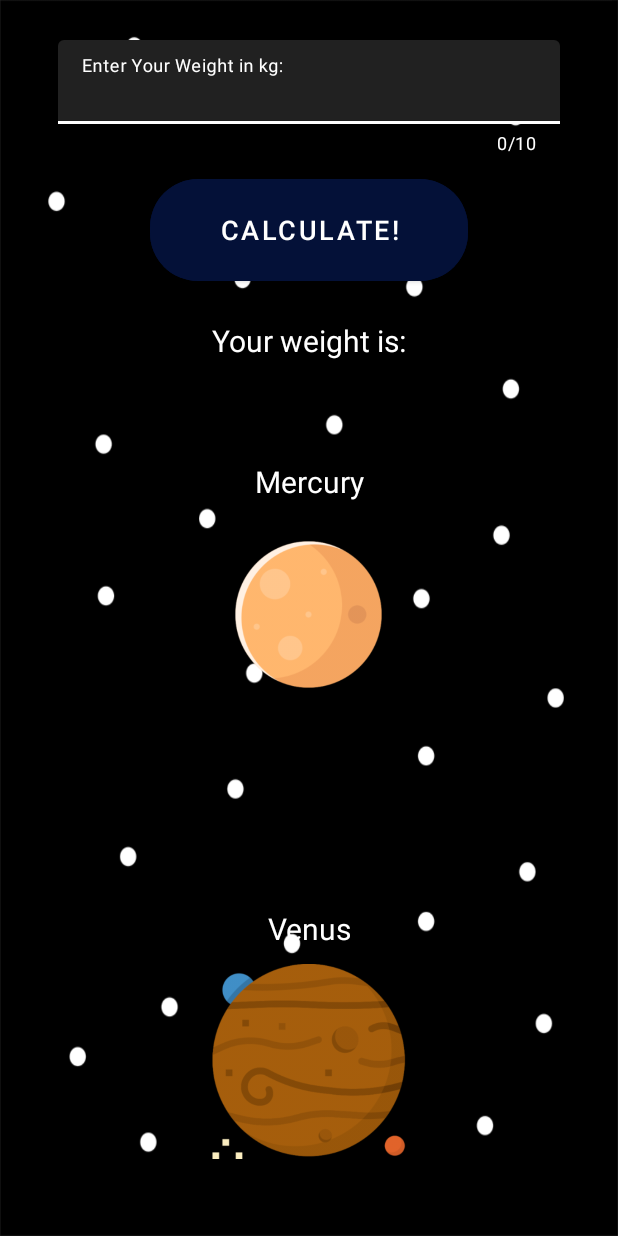
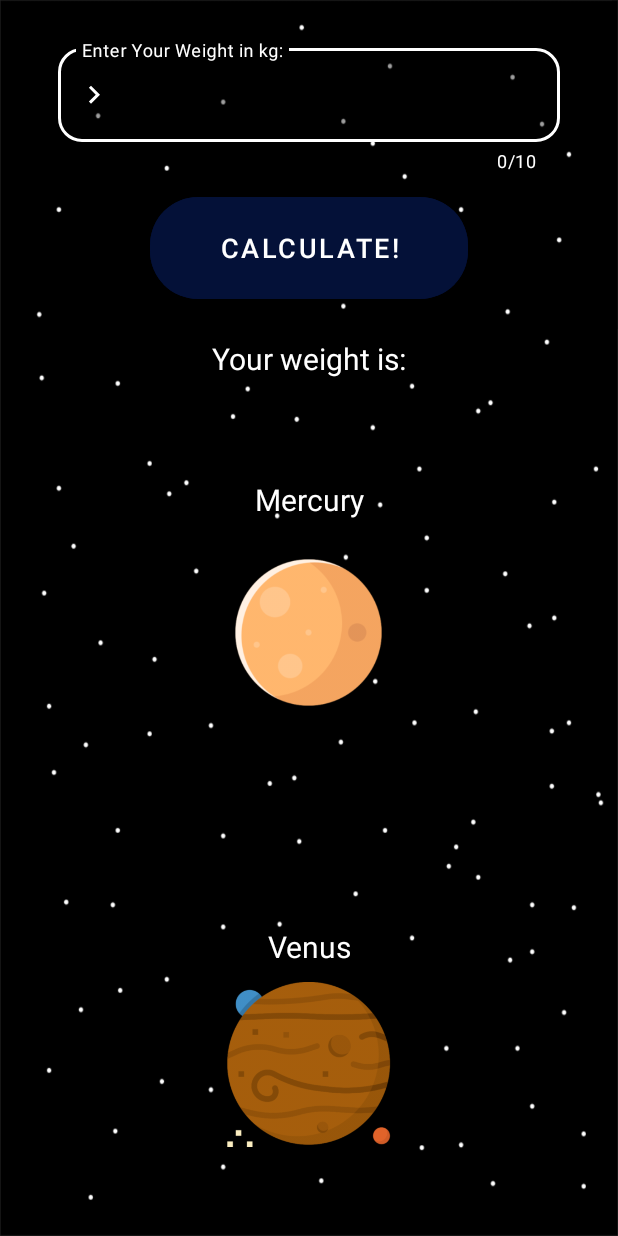
Before and after one commit to juampiludu/Astronomer, an Android app: the layout fragment_weight.xml on its own in the app's theme, with its tools: preview values and no code run, on a phone screen of 412 x 824 dp. Run offline under Robolectric (Android 15) with nearby library versions, the phone set to English and light mode, and no system bars; Roboto replaces fonts that are not available here.

Commit message:
backround changed in weight view and some aspects changed

```diff
--- a/app/build.gradle
+++ b/app/build.gradle
@@ -42,6 +42,7 @@ dependencies {
     implementation "org.jetbrains.kotlin:kotlin-stdlib-jdk7:$kotlin_version"
     implementation 'androidx.appcompat:appcompat:1.1.0'
     implementation 'androidx.core:core-ktx:1.2.0'
+    implementation 'com.shreyaspatil:MaterialNavigationView:1.2'
     implementation 'androidx.legacy:legacy-support-v4:1.0.0'
     implementation 'com.google.android.material:material:1.2.0-alpha05'
     implementation 'androidx.constraintlayout:constraintlayout:1.1.3'
--- a/app/src/main/java/com/example/astronomer/MainActivity.kt
+++ b/app/src/main/java/com/example/astronomer/MainActivity.kt
@@ -1,6 +1,7 @@
 package com.example.astronomer
 
 import android.os.Bundle
+import android.view.MenuItem
 import com.google.android.material.navigation.NavigationView
 import androidx.navigation.findNavController
 import androidx.navigation.ui.AppBarConfiguration
@@ -11,6 +12,8 @@ import androidx.drawerlayout.widget.DrawerLayout
 import androidx.appcompat.app.AppCompatActivity
 import androidx.appcompat.widget.Toolbar
 import com.example.astronomer.ui.eclipses.EclipsesFragment
+import com.shreyaspatil.material.navigationview.MaterialNavigationView
+import kotlinx.android.synthetic.main.activity_main.*
 
 class MainActivity : AppCompatActivity() {
 
@@ -23,7 +26,7 @@ class MainActivity : AppCompatActivity() {
         setSupportActionBar(toolbar)
 
         val drawerLayout: DrawerLayout = findViewById(R.id.drawer_layout)
-        val navView: NavigationView = findViewById(R.id.nav_view)
+        val navView: MaterialNavigationView = findViewById(R.id.nav_view)
         val navController = findNavController(R.id.nav_host_fragment)
         // Passing each menu ID as a set of Ids because each
         // menu should be considered as top level destinations.
--- a/app/src/main/java/com/example/astronomer/ui/weight/WeightFragment.kt
+++ b/app/src/main/java/com/example/astronomer/ui/weight/WeightFragment.kt
@@ -1,22 +1,16 @@
 package com.example.astronomer.ui.weight
 
 import android.os.Bundle
-import android.view.Gravity
 import android.view.LayoutInflater
 import android.view.View
 import android.view.ViewGroup
-import android.view.inputmethod.EditorInfo
-import android.widget.Button
-import android.widget.EditText
 import android.widget.TextView
-import android.widget.Toast
 import androidx.fragment.app.Fragment
 import androidx.lifecycle.ViewModelProviders
 import com.example.astronomer.Planets
 import com.example.astronomer.R
 import com.example.astronomer.Planets.*
 import com.google.android.material.button.MaterialButton
-import com.google.android.material.textfield.TextInputEditText
 import com.google.android.material.textfield.TextInputLayout
 
 class WeightFragment : Fragment() {
@@ -49,17 +43,11 @@ class WeightFragment : Fragment() {
 
             val weight = editWeight.editText?.text.toString()
             if (weight.equals(".")) {
-                val toast = Toast.makeText(this.context, "The input cannot have only a point", Toast.LENGTH_LONG)
-                toast.setGravity(Gravity.CENTER, 0, 0)
-                toast.show()
+                editWeight.error = "The input cannot have only a point"
             } else if (weight.equals("")) {
-                val toast = Toast.makeText(this.context, "Enter your weight, the input cannot be empty", Toast.LENGTH_LONG)
-                toast.setGravity(Gravity.CENTER, 0, 0)
-                toast.show()
+                editWeight.error = "Enter your weight, the input cannot be empty"
             } else if (weight.length > 10) {
-                val toast = Toast.makeText(this.context, "The input cannot be longer than 10 digits", Toast.LENGTH_LONG)
-                toast.setGravity(Gravity.CENTER, 0, 0)
-                toast.show()
+                editWeight.error = "The input cannot be longer than 10 digits"
             } else {
 
                 weight.toFloat()
@@ -82,7 +70,7 @@ class WeightFragment : Fragment() {
                 textPluto.text = "%.2f".format(op8) + " kg"
                 textMoon.text = "%.2f".format(op9) + " kg"
 
-                //editWeight.onEditorAction(EditorInfo.IME_ACTION_DONE)
+                editWeight.error = null
 
             }
 
--- /dev/null
+++ b/app/src/main/res/drawable/ic_keyboard_arrow.xml
@@ -0,0 +1,5 @@
+<vector android:height="24dp" android:tint="#FFFFFF"
+    android:viewportHeight="24.0" android:viewportWidth="24.0"
+    android:width="24dp" xmlns:android="http://schemas.android.com/apk/res/android">
+    <path android:fillColor="#FF000000" android:pathData="M8.59,16.34l4.58,-4.59 -4.58,-4.59L10,5.75l6,6 -6,6z"/>
+</vector>
--- a/app/src/main/res/layout/activity_main.xml
+++ b/app/src/main/res/layout/activity_main.xml
@@ -13,11 +13,12 @@
         android:layout_width="match_parent"
         android:layout_height="match_parent" />
 
-    <com.google.android.material.navigation.NavigationView
+    <com.shreyaspatil.material.navigationview.MaterialNavigationView
         android:id="@+id/nav_view"
         android:layout_width="wrap_content"
         android:layout_height="match_parent"
         android:layout_gravity="start"
+        app:itemStyle="rounded_rectangle"
         app:itemTextColor="#FFFFFF"
         app:itemIconTint="#FFFFFF"
         android:background="@color/colorPrimaryDark"
--- a/app/src/main/res/layout/fragment_weight.xml
+++ b/app/src/main/res/layout/fragment_weight.xml
@@ -40,14 +40,21 @@
                         android:id="@+id/editWeight"
                         android:layout_width="match_parent"
                         android:layout_height="wrap_content"
-                        app:boxBackgroundColor="@color/material_on_background_emphasis_high_type"
+                        app:boxBackgroundColor="@color/material_on_background_disabled"
+                        app:boxCornerRadiusTopStart="16dp"
+                        app:boxCornerRadiusTopEnd="16dp"
+                        app:boxCornerRadiusBottomStart="16dp"
+                        app:boxCornerRadiusBottomEnd="16dp"
+                        app:boxBackgroundMode="outline"
                         app:boxStrokeColor="#FFFFFF"
                         app:hintTextColor="#FFFFFF"
                         app:counterEnabled="true"
                         app:counterMaxLength="10"
                         app:counterTextColor="@color/colorAccent"
                         app:endIconMode="clear_text"
-                        app:endIconTint="#FFFFFF"
+                        app:startIconDrawable="@drawable/ic_keyboard_arrow"
+                        app:startIconTint="#FFFFFF"
+                        app:endIconTint="#9FFFFFFF"
                         android:textColorHint="#FFFFFF"
                         >
 
@@ -55,9 +62,9 @@
                             android:layout_width="match_parent"
                             android:layout_height="wrap_content"
                             android:hint="@string/weight1"
+                            android:inputType="numberDecimal"
                             android:textColor="#FFFFFF"
-                            android:inputType="numberDecimal"
-                            ></com.google.android.material.textfield.TextInputEditText>
+                            android:textSize="21sp" />
 
                     </com.google.android.material.textfield.TextInputLayout>
 
@@ -150,8 +157,8 @@
 
                     <ImageView
                         android:id="@+id/imageView3"
-                        android:layout_width="130dp"
-                        android:layout_height="130dp"
+                        android:layout_width="110dp"
+                        android:layout_height="110dp"
                         android:layout_marginTop="10dp"
                         android:layout_weight="1"
                         android:src="@drawable/venus" />
@@ -187,8 +194,8 @@
 
                     <ImageView
                         android:id="@+id/imageView4"
-                        android:layout_width="130dp"
-                        android:layout_height="130dp"
+                        android:layout_width="110dp"
+                        android:layout_height="110dp"
                         android:layout_marginTop="10dp"
                         android:layout_weight="1"
                         android:src="@drawable/mars" />
@@ -224,8 +231,8 @@
 
                     <ImageView
                         android:id="@+id/imageView5"
-                        android:layout_width="130dp"
-                        android:layout_height="130dp"
+                        android:layout_width="200dp"
+                        android:layout_height="200dp"
                         android:layout_marginTop="10dp"
                         android:layout_weight="1"
                         android:src="@drawable/jupiter" />
@@ -261,8 +268,8 @@
 
                     <ImageView
                         android:id="@+id/imageView6"
-                        android:layout_width="130dp"
-                        android:layout_height="130dp"
+                        android:layout_width="200dp"
+                        android:layout_height="200dp"
                         android:layout_marginTop="10dp"
                         android:layout_weight="1"
                         android:src="@drawable/saturn" />
@@ -298,8 +305,8 @@
 
                     <ImageView
                         android:id="@+id/imageView7"
-                        android:layout_width="130dp"
-                        android:layout_height="130dp"
+                        android:layout_width="200dp"
+                        android:layout_height="200dp"
                         android:layout_marginTop="10dp"
                         android:layout_weight="1"
                         android:src="@drawable/uranus" />
@@ -335,8 +342,8 @@
 
                     <ImageView
                         android:id="@+id/imageView8"
-                        android:layout_width="130dp"
-                        android:layout_height="130dp"
+                        android:layout_width="200dp"
+                        android:layout_height="200dp"
                         android:layout_marginTop="10dp"
                         android:layout_weight="1"
                         android:src="@drawable/neptune" />
@@ -372,8 +379,8 @@
 
                     <ImageView
                         android:id="@+id/imageView9"
-                        android:layout_width="130dp"
-                        android:layout_height="130dp"
+                        android:layout_width="90dp"
+                        android:layout_height="90dp"
                         android:layout_marginTop="10dp"
                         android:layout_weight="1"
                         android:src="@drawable/pluto" />
@@ -409,8 +416,8 @@
 
                     <ImageView
                         android:id="@+id/imageView10"
-                        android:layout_width="130dp"
-                        android:layout_height="130dp"
+                        android:layout_width="90dp"
+                        android:layout_height="90dp"
                         android:layout_marginTop="10dp"
                         android:layout_weight="1"
                         android:src="@drawable/moon" />
```
Also changed, not shown: app/src/main/res/drawable/back2.png.
